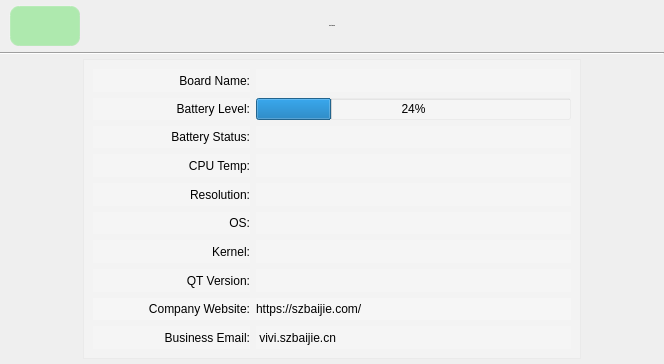
Qt form about_board.ui (jizizihe/baijie_demo) before a commit.
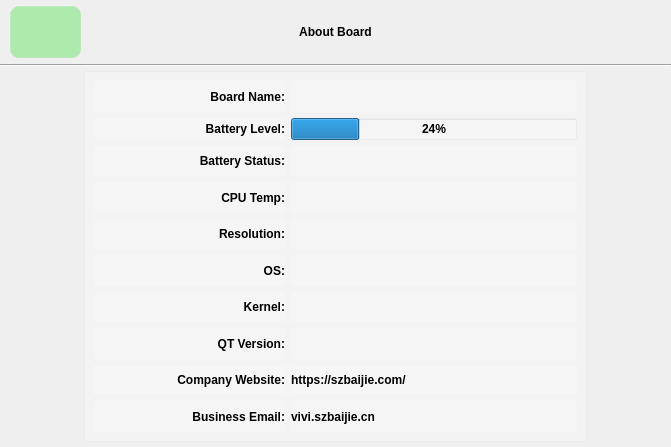
The same form after that commit. Icons and pictures are not drawn.

```diff
--- a/about_board.ui
+++ b/about_board.ui
@@ -6,8 +6,8 @@
    <rect>
     <x>0</x>
     <y>0</y>
-    <width>664</width>
-    <height>364</height>
+    <width>671</width>
+    <height>447</height>
    </rect>
   </property>
   <property name="sizePolicy">
@@ -24,7 +24,6 @@
   </property>
   <property name="font">
    <font>
-    <pointsize>-1</pointsize>
     <weight>75</weight>
     <italic>false</italic>
     <bold>true</bold>
@@ -36,8 +35,7 @@
   <property name="styleSheet">
    <string notr="true">#about_board
 {
-border-image: url(:/button_image/all/background.jpg);
- font: bold 25px;/*字体*/
+	border-image: url(:/button_image/all/background(2).png);
 }
 /****************按钮部件*******************/
 QPushButton{
@@ -65,7 +63,7 @@
      color:rgba(0, 0, 0, 100);
 }
 
-
+QSplitter:handle{\nbackground-color:#808080;\n}
 QScrollBar{ width:28px;}
 Line{background-color: rgb(186, 189, 182);}
 QTextEdit
@@ -127,13 +125,13 @@
          <rect>
           <x>0</x>
           <y>0</y>
-          <width>494</width>
-          <height>292</height>
+          <width>499</width>
+          <height>369</height>
          </rect>
         </property>
         <layout class="QVBoxLayout" name="verticalLayout" stretch="1,1,1,1,1,1,1,1,1,1">
          <item>
-          <layout class="QHBoxLayout" name="horizontalLayout" stretch="1,2">
+          <layout class="QHBoxLayout" name="horizontalLayout" stretch="2,3">
            <item>
             <widget class="QLabel" name="label_3">
              <property name="sizePolicy">
@@ -172,7 +170,7 @@
           </layout>
          </item>
          <item>
-          <layout class="QHBoxLayout" name="horizontalLayout_2" stretch="1,2">
+          <layout class="QHBoxLayout" name="horizontalLayout_2" stretch="2,3">
            <item>
             <widget class="QLabel" name="batterylevel_label">
              <property name="sizePolicy">
@@ -211,7 +209,7 @@
           </layout>
          </item>
          <item>
-          <layout class="QHBoxLayout" name="horizontalLayout_3" stretch="1,2">
+          <layout class="QHBoxLayout" name="horizontalLayout_3" stretch="2,3">
            <item>
             <widget class="QLabel" name="label_5">
              <property name="minimumSize">
@@ -244,7 +242,7 @@
           </layout>
          </item>
          <item>
-          <layout class="QHBoxLayout" name="horizontalLayout_4" stretch="1,2">
+          <layout class="QHBoxLayout" name="horizontalLayout_4" stretch="2,3">
            <item>
             <widget class="QLabel" name="label_6">
              <property name="minimumSize">
@@ -277,7 +275,7 @@
           </layout>
          </item>
          <item>
-          <layout class="QHBoxLayout" name="horizontalLayout_5" stretch="1,2">
+          <layout class="QHBoxLayout" name="horizontalLayout_5" stretch="2,3">
            <item>
             <widget class="QLabel" name="label_7">
              <property name="minimumSize">
@@ -310,7 +308,7 @@
           </layout>
          </item>
          <item>
-          <layout class="QHBoxLayout" name="horizontalLayout_7" stretch="1,2">
+          <layout class="QHBoxLayout" name="horizontalLayout_7" stretch="2,3">
            <item>
             <widget class="QLabel" name="label_9">
              <property name="minimumSize">
@@ -343,7 +341,7 @@
           </layout>
          </item>
          <item>
-          <layout class="QHBoxLayout" name="horizontalLayout_6" stretch="1,2">
+          <layout class="QHBoxLayout" name="horizontalLayout_6" stretch="2,3">
            <item>
             <widget class="QLabel" name="label_8">
              <property name="minimumSize">
@@ -376,7 +374,7 @@
           </layout>
          </item>
          <item>
-          <layout class="QHBoxLayout" name="horizontalLayout_8" stretch="1,2">
+          <layout class="QHBoxLayout" name="horizontalLayout_8" stretch="2,3">
            <item>
             <widget class="QLabel" name="label_2">
              <property name="sizePolicy">
@@ -422,7 +420,7 @@
              <verstretch>0</verstretch>
             </sizepolicy>
            </property>
-           <layout class="QHBoxLayout" name="horizontalLayout_12" stretch="1,2">
+           <layout class="QHBoxLayout" name="horizontalLayout_12" stretch="2,3">
             <property name="leftMargin">
              <number>0</number>
             </property>
@@ -456,7 +454,7 @@
           </widget>
          </item>
          <item>
-          <layout class="QHBoxLayout" name="horizontalLayout_9" stretch="1,2">
+          <layout class="QHBoxLayout" name="horizontalLayout_9" stretch="2,3">
            <item>
             <widget class="QLabel" name="label">
              <property name="minimumSize">
@@ -482,7 +480,7 @@
            <item>
             <widget class="QLabel" name="label_4">
              <property name="text">
-              <string> vivi.szbaijie.cn</string>
+              <string>vivi.szbaijie.cn</string>
              </property>
             </widget>
            </item>
```
Left out of the diff: 328 changed lines with no effect on the pictures.
